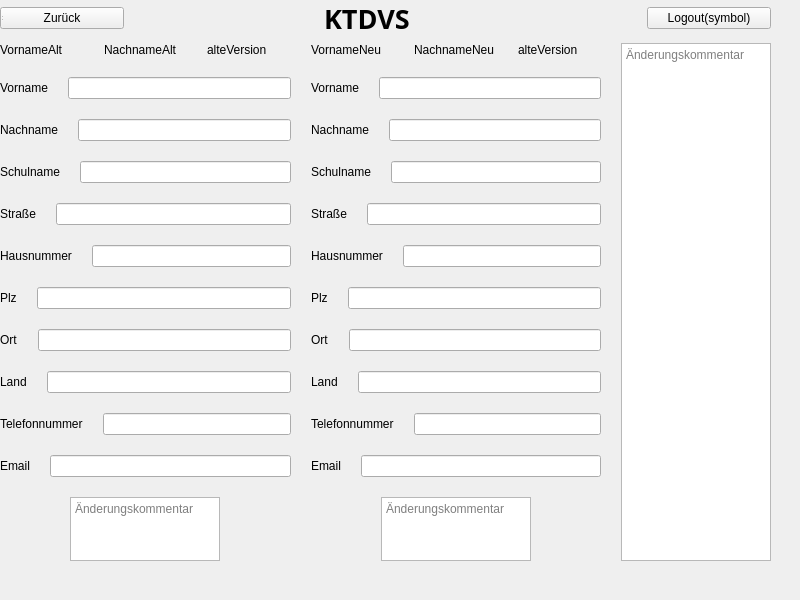
SimonRuttmann/ClassReunionSoftware, file KTDVS/KTDVS/View_VersionsverlaufDetailliert.ui: the form before one commit.
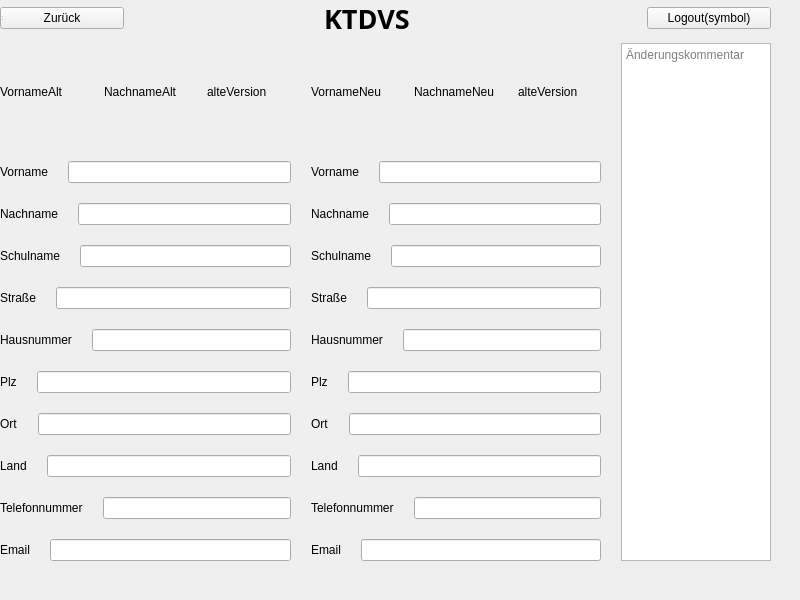
The form after the commit.

Diff of the .ui file:
```diff
--- a/KTDVS/KTDVS/View_VersionsverlaufDetailliert.ui
+++ b/KTDVS/KTDVS/View_VersionsverlaufDetailliert.ui
@@ -250,23 +250,6 @@
            </item>
           </layout>
          </item>
-         <item>
-          <layout class="QHBoxLayout" name="horizontalLayout_39">
-           <item>
-            <widget class="QTextEdit" name="Aenderungskommentar_3">
-             <property name="maximumSize">
-              <size>
-               <width>150</width>
-               <height>16777215</height>
-              </size>
-             </property>
-             <property name="placeholderText">
-              <string>Änderungskommentar</string>
-             </property>
-            </widget>
-           </item>
-          </layout>
-         </item>
         </layout>
        </item>
        <item>
@@ -436,23 +419,6 @@
            </item>
           </layout>
          </item>
-         <item>
-          <layout class="QHBoxLayout" name="horizontalLayout_50">
-           <item>
-            <widget class="QTextEdit" name="Aenderungskommentar_5">
-             <property name="maximumSize">
-              <size>
-               <width>150</width>
-               <height>16777215</height>
-              </size>
-             </property>
-             <property name="placeholderText">
-              <string>Änderungskommentar</string>
-             </property>
-            </widget>
-           </item>
-          </layout>
-         </item>
         </layout>
        </item>
        <item>
```
